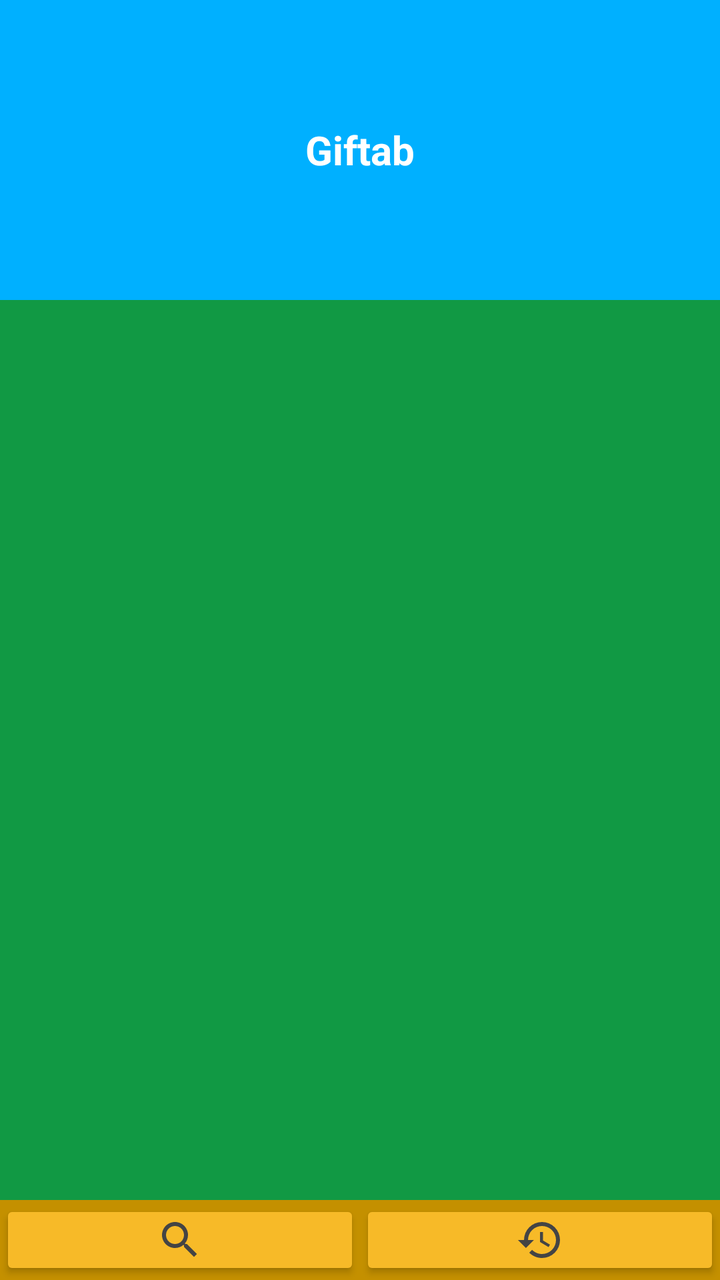
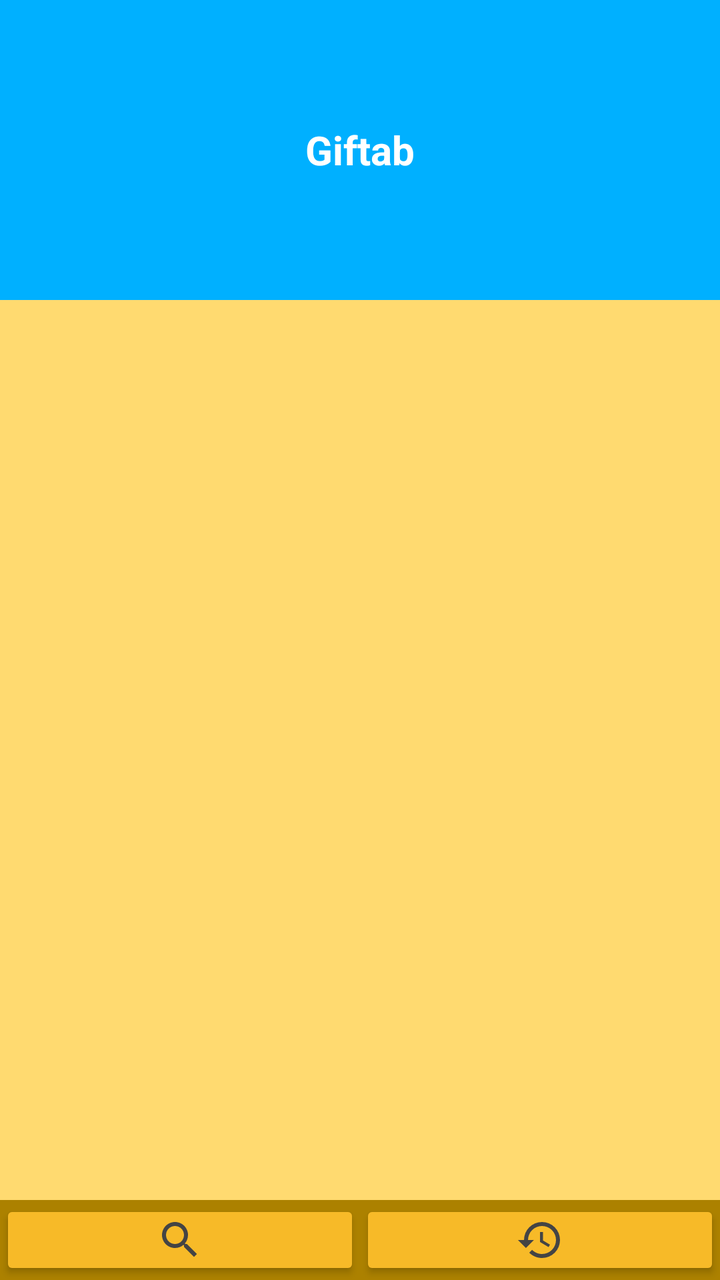

The first picture is an Android layout as it rendered before a commit; the second is the same layout after the commit. The layout source and the unified diff follow.
<!-- AndroidManifest.xml: application theme AppTheme -->
<!-- res/layout/widget_app.xml -->
<?xml version="1.0" encoding="utf-8"?>
<LinearLayout
    xmlns:android="http://schemas.android.com/apk/res/android"
    xmlns:tools="http://schemas.android.com/tools"
    android:layout_width="match_parent"
    android:layout_height="match_parent"
    android:padding="@dimen/widget_margin"
    android:orientation="vertical">

    <TextView
        android:layout_width="match_parent"
        android:layout_height="0dp"
        android:layout_weight=".2"
        android:gravity="center"
        android:background="@color/colorPrimary"
        android:textColor="#fff"
        android:textSize="@dimen/text_size_paragraph_title"
        android:textStyle="bold"
        android:text="@string/app_name"/>

    <ListView
        android:id="@+id/widget_list"
        android:layout_width="match_parent"
        android:layout_height="0dp"
        android:layout_weight=".6"
        tools:listitem="@layout/item_widget"
        android:background="@color/colorConversionDark"/>

    <include layout="@layout/button_widget"/>

</LinearLayout>
<!-- res/layout/item_widget.xml (included above) -->
<?xml version="1.0" encoding="utf-8"?>
<LinearLayout
    xmlns:android="http://schemas.android.com/apk/res/android"
    android:id="@+id/widget_item"
    android:layout_width="match_parent"
    android:layout_height="wrap_content"
    android:layout_margin="2dp"
    android:background="#fff"
    android:padding="2dp"
    android:orientation="horizontal">

    <TextView
        android:id="@+id/widget_item_percent"
        android:layout_width="0dp"
        android:layout_height="match_parent"
        android:layout_weight=".28"
        android:layout_gravity="start|center_vertical"
        android:gravity="start|center_vertical"
        android:textSize="@dimen/text_size_paragraph"
        android:textStyle="bold"
        android:textAppearance="?attr/textAppearanceListItem"/>

    <TextView
        android:id="@+id/widget_item_name"
        android:layout_width="0dp"
        android:layout_height="match_parent"
        android:layout_weight=".43"
        android:layout_gravity="center"
        android:gravity="center"
        android:padding="2dp"
        android:textSize="@dimen/text_size_paragraph_caps"
        android:textStyle="bold"
        android:textAppearance="?attr/textAppearanceListItem"/>

    <TextView
        android:id="@+id/widget_item_amount"
        android:layout_width="0dp"
        android:layout_height="match_parent"
        android:layout_weight=".29"
        android:layout_gravity="end|center_vertical"
        android:gravity="end|center_vertical"
        android:textSize="@dimen/text_size_paragraph"
        android:textStyle="bold"
        android:textAppearance="?attr/textAppearanceListItem"/>

</LinearLayout>
<!-- res/layout/button_widget.xml (included above) -->
<?xml version="1.0" encoding="utf-8"?>
<LinearLayout
    xmlns:android="http://schemas.android.com/apk/res/android"
    android:id="@+id/conversion_bar"
    android:layout_width="match_parent"
    android:layout_height="wrap_content"
    android:orientation="horizontal"
    android:background="@color/colorAccentDark">


    <ImageButton
        android:id="@+id/widget_spawn"
        android:layout_width="0dp"
        android:layout_height="40dp"
        android:layout_weight=".4"
        android:layout_gravity="start|center_vertical"
        android:gravity="center"
        android:backgroundTint="@color/colorAccent"
        android:src="@drawable/search_dark"
        style="@style/Widget.AppCompat.Button" />

    <ImageButton
        android:id="@+id/widget_record"
        android:layout_width="0dp"
        android:layout_height="40dp"
        android:layout_weight=".4"
        android:layout_gravity="start|center_vertical"
        android:gravity="center"
        android:backgroundTint="@color/colorAccent"
        android:src="@drawable/history_dark"
        style="@style/Widget.AppCompat.Button" />

</LinearLayout>
<!-- resources referenced by this layout -->
<resources>
  <color name="colorAccent">#F7BA28</color>
  <color name="colorAccentDark">#C49000</color>
  <color name="colorConversionDark">#119944</color>
  <color name="colorPrimary">#00B0FF</color>
  <dimen name="text_size_paragraph">16sp</dimen>
  <dimen name="text_size_paragraph_caps">15sp</dimen>
  <dimen name="text_size_paragraph_title">20sp</dimen>
  <dimen name="widget_margin">8dp</dimen>
  <!-- drawable history_dark (drawable) -->
  <vector xmlns:android="http://schemas.android.com/apk/res/android"
      android:height="24dp"
      android:width="24dp"
      android:viewportWidth="24"
      android:viewportHeight="24">
      <path android:fillColor="#FF444444" android:pathData="M13.5,8H12V13L16.28,15.54L17,14.33L13.5,12.25V8M13,3A9,9 0 0,0 4,12H1L4.96,16.03L9,12H6A7,7 0 0,1 13,5A7,7 0 0,1 20,12A7,7 0 0,1 13,19C11.07,19 9.32,18.21 8.06,16.94L6.64,18.36C8.27,20 10.5,21 13,21A9,9 0 0,0 22,12A9,9 0 0,0 13,3" />
  </vector>
  <!-- drawable search_dark (drawable) -->
  <vector xmlns:android="http://schemas.android.com/apk/res/android"
          android:width="24dp"
          android:height="24dp"
          android:viewportWidth="24.0"
          android:viewportHeight="24.0">
      <path
          android:fillColor="#FF444444"
          android:pathData="M15.5,14h-0.79l-0.28,-0.27C15.41,12.59 16,11.11 16,9.5 16,5.91 13.09,3 9.5,3S3,5.91 3,9.5 5.91,16 9.5,16c1.61,0 3.09,-0.59 4.23,-1.57l0.27,0.28v0.79l5,4.99L20.49,19l-4.99,-5zM9.5,14C7.01,14 5,11.99 5,9.5S7.01,5 9.5,5 14,7.01 14,9.5 11.99,14 9.5,14z"/>
  </vector>
  <string name="app_name">Giftab</string>
  <style name="AppTheme" parent="Theme.AppCompat.Light.DarkActionBar">
          <item name="colorPrimary">@color/colorPrimary</item>
          <item name="colorPrimaryDark">@color/colorPrimaryDark</item>
          <item name="colorAccent">@color/colorAccent</item>
          <item name="popupMenuStyle">@style/AppTheme.PopupOverlay</item>
      </style>
  <color name="colorPrimaryDark">#0081CB</color>
  <style name="AppTheme.PopupOverlay" parent="@android:style/Widget.PopupMenu">
          <item name="android:background">@color/colorPrimary</item>
      </style>
</resources>

<!-- the commit's change to res/layout/widget_app.xml (unified diff, before → after) -->
@@ -24,7 +24,7 @@
         android:layout_height="0dp"
         android:layout_weight=".6"
         tools:listitem="@layout/item_widget"
-        android:background="@color/colorConversionDark"/>
+        android:background="@color/colorAccentLight"/>
 
     <include layout="@layout/button_widget"/>
 
<!-- resource entries referenced after the edit -->
@@ -1,8 +1,8 @@
 <!-- resources referenced by this layout -->
 <resources>
   <color name="colorAccent">#F7BA28</color>
-  <color name="colorAccentDark">#C49000</color>
-  <color name="colorConversionDark">#119944</color>
+  <color name="colorAccentDark">#AC8100</color>
+  <color name="colorAccentLight">#FFDA70</color>
   <color name="colorPrimary">#00B0FF</color>
   <dimen name="text_size_paragraph">16sp</dimen>
   <dimen name="text_size_paragraph_caps">15sp</dimen>
